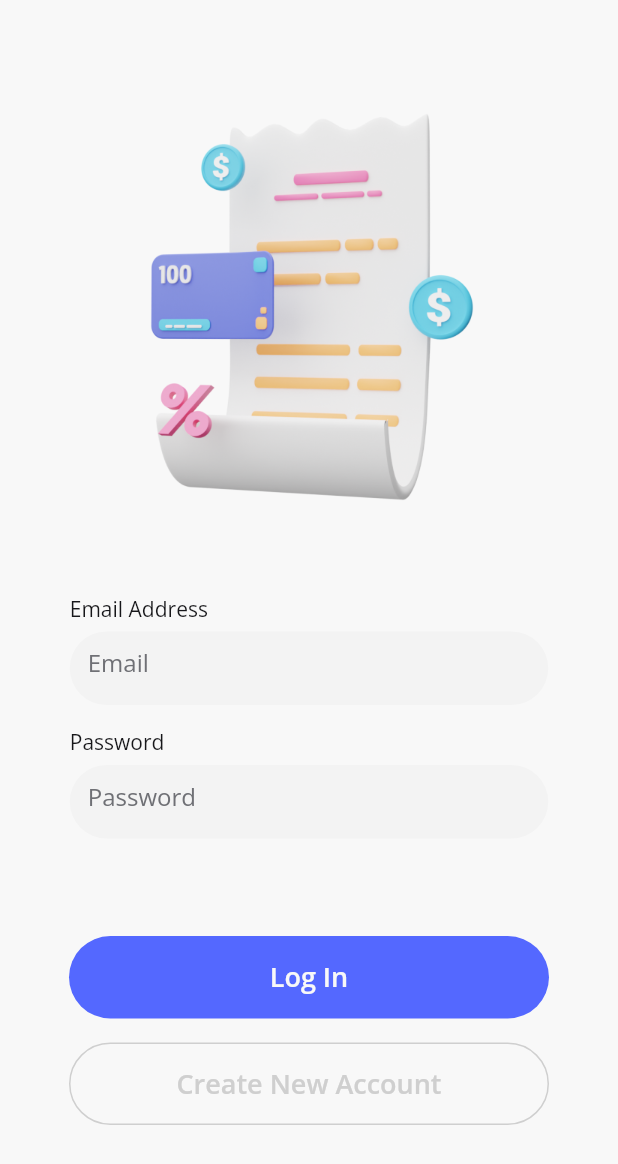
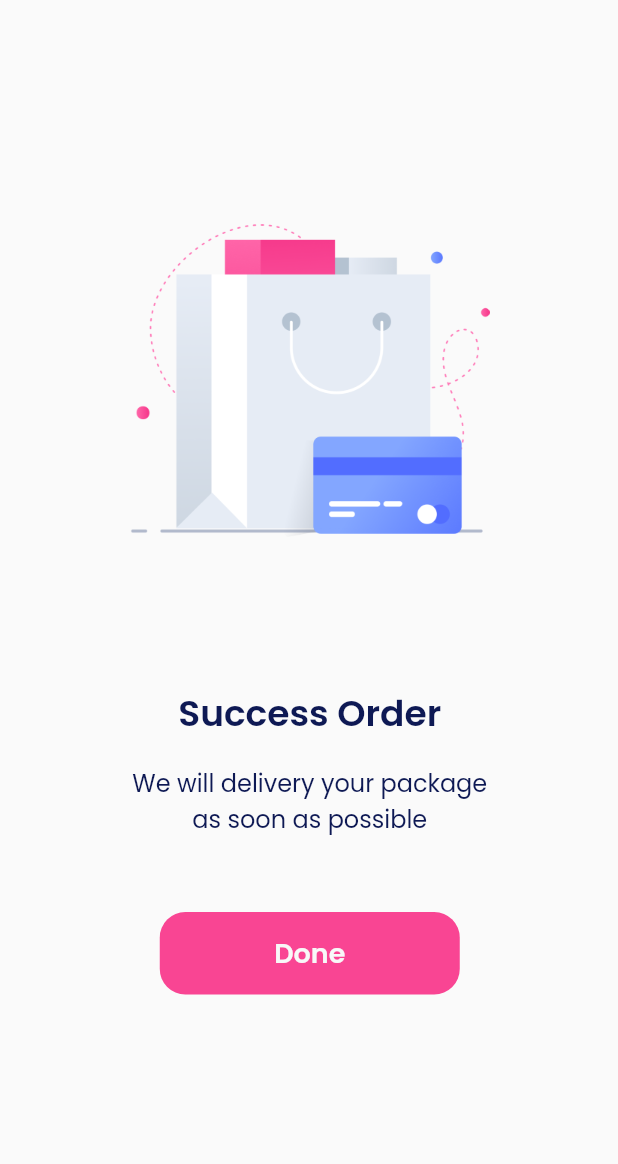
Before and after one commit to irmanyazid/sevendays, a Flutter app: the screen it shows after launch, on a phone screen of 412 x 824 dp. Shown: the top 1164 px of the screen. Run offline on Flutter 3.47's test engine with Material 2 defaults, Android fonts, the phone set to English and light mode, and no system bars; our stand-ins replace google_fonts.

Commit message:
add first_empty page and slicing page empty state v1

```diff
--- a/lib/main.dart
+++ b/lib/main.dart
@@ -1,4 +1,4 @@
-import 'package:day1_splash_screen/pages/second_sign_in.dart';
+import 'package:day1_splash_screen/pages/first_empty.dart';
 import 'package:flutter/material.dart';
 
 void main() => runApp(const SevenDays());
@@ -10,7 +10,7 @@ class SevenDays extends StatelessWidget {
   Widget build(BuildContext context) {
     return const MaterialApp(
       debugShowCheckedModeBanner: false,
-      home: SecondSignIn(),
+      home: FirstEmpty(),
     );
   }
 }
--- /dev/null
+++ b/lib/pages/first_empty.dart
@@ -0,0 +1,59 @@
+import 'package:day1_splash_screen/widgets/theme.dart';
+import 'package:flutter/material.dart';
+
+class FirstEmpty extends StatelessWidget {
+  const FirstEmpty({super.key});
+
+  @override
+  Widget build(BuildContext context) {
+    return Scaffold(
+      body: Padding(
+        padding: const EdgeInsets.only(
+          top: 148,
+          left: 69,
+          right: 68,
+        ),
+        child: Center(
+          child: Column(
+            children: [
+              Image.asset(
+                'assets/empty_illustration.png',
+                width: 240,
+                height: 210,
+              ),
+              const SizedBox(height: 100),
+              Text(
+                'Success Order',
+                style: boldTextStyle,
+              ),
+              const SizedBox(height: 16),
+              Text(
+                'We will delivery your package \nas soon as possible',
+                style: lightTextStyle,
+                textAlign: TextAlign.center,
+              ),
+              const SizedBox(height: 50),
+              Container(
+                width: 200,
+                height: 55,
+                margin: const EdgeInsets.only(
+                  bottom: 149,
+                ),
+                decoration: BoxDecoration(
+                  color: const Color(0xffF94593),
+                  borderRadius: BorderRadius.circular(17),
+                ),
+                child: Center(
+                  child: Text(
+                    'Done',
+                    style: buttonTextStyle,
+                  ),
+                ),
+              ),
+            ],
+          ),
+        ),
+      ),
+    );
+  }
+}
```
